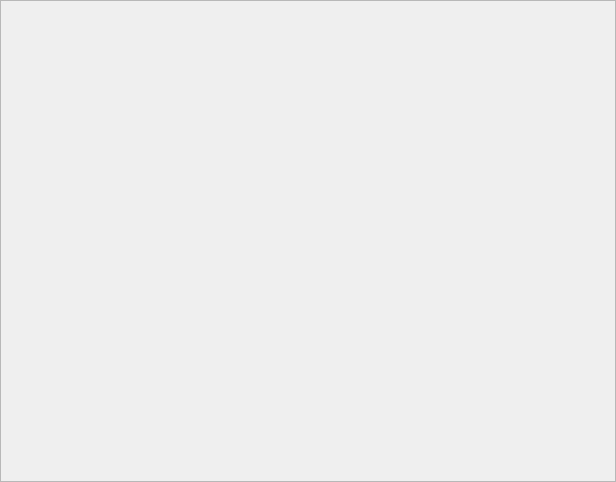
Before: the Qt Designer form ui/uifiles/settings/cameras.ui in timofey260/RWE-Sharp, drawn with Qt 5.
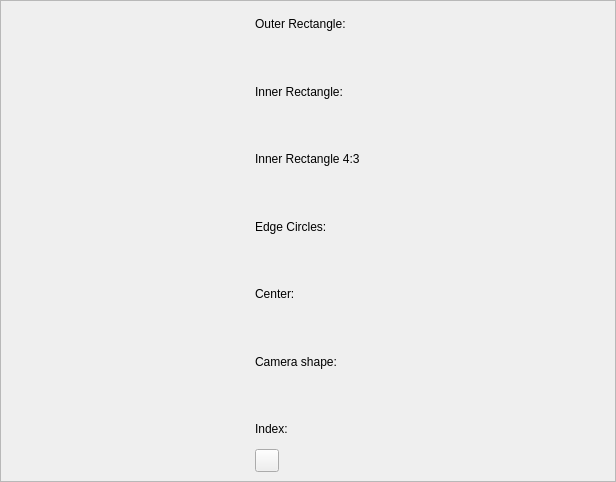
After: the same form once the commit is applied. Custom widgets are drawn as their Qt base class.

Commit message: camera settings

The edit to the form file:
```diff
--- a/ui/uifiles/settings/cameras.ui
+++ b/ui/uifiles/settings/cameras.ui
@@ -44,20 +44,81 @@
        <item>
         <layout class="QVBoxLayout" name="verticalLayout">
          <item>
-          <widget class="PenPicker" name="widget" native="true"/>
+          <widget class="QLabel" name="label">
+           <property name="text">
+            <string>Outer Rectangle:</string>
+           </property>
+          </widget>
          </item>
          <item>
-          <spacer name="verticalSpacer">
-           <property name="orientation">
-            <enum>Qt::Orientation::Vertical</enum>
+          <widget class="PenPicker" name="rect1" native="true"/>
+         </item>
+         <item>
+          <widget class="QLabel" name="label_2">
+           <property name="text">
+            <string>Inner Rectangle:</string>
            </property>
-           <property name="sizeHint" stdset="0">
-            <size>
-             <width>20</width>
-             <height>40</height>
-            </size>
+          </widget>
+         </item>
+         <item>
+          <widget class="PenPicker" name="rect2" native="true"/>
+         </item>
+         <item>
+          <widget class="QLabel" name="label_3">
+           <property name="text">
+            <string>Inner Rectangle 4:3</string>
            </property>
-          </spacer>
+          </widget>
+         </item>
+         <item>
+          <widget class="PenPicker" name="rect3" native="true"/>
+         </item>
+         <item>
+          <widget class="QLabel" name="label_4">
+           <property name="text">
+            <string>Edge Circles:</string>
+           </property>
+          </widget>
+         </item>
+         <item>
+          <widget class="PenPicker" name="circle" native="true"/>
+         </item>
+         <item>
+          <widget class="QLabel" name="label_5">
+           <property name="text">
+            <string>Center:</string>
+           </property>
+          </widget>
+         </item>
+         <item>
+          <widget class="PenPicker" name="center" native="true"/>
+         </item>
+         <item>
+          <widget class="QLabel" name="label_7">
+           <property name="text">
+            <string>Camera shape:</string>
+           </property>
+          </widget>
+         </item>
+         <item>
+          <widget class="PenPicker" name="poly" native="true"/>
+         </item>
+         <item>
+          <widget class="QLabel" name="label_6">
+           <property name="text">
+            <string>Index:</string>
+           </property>
+          </widget>
+         </item>
+         <item>
+          <widget class="ColorPicker" name="Index">
+           <property name="enabled">
+            <bool>true</bool>
+           </property>
+           <property name="text">
+            <string/>
+           </property>
+          </widget>
          </item>
         </layout>
        </item>
@@ -74,6 +135,11 @@
    <header>RWESharpWidgets.h</header>
    <container>1</container>
   </customwidget>
+  <customwidget>
+   <class>ColorPicker</class>
+   <extends>QToolButton</extends>
+   <header>RWESharpWidgets.h</header>
+  </customwidget>
  </customwidgets>
  <tabstops>
   <tabstop>scrollArea</tabstop>
```
The commit also changes 4 other files.
